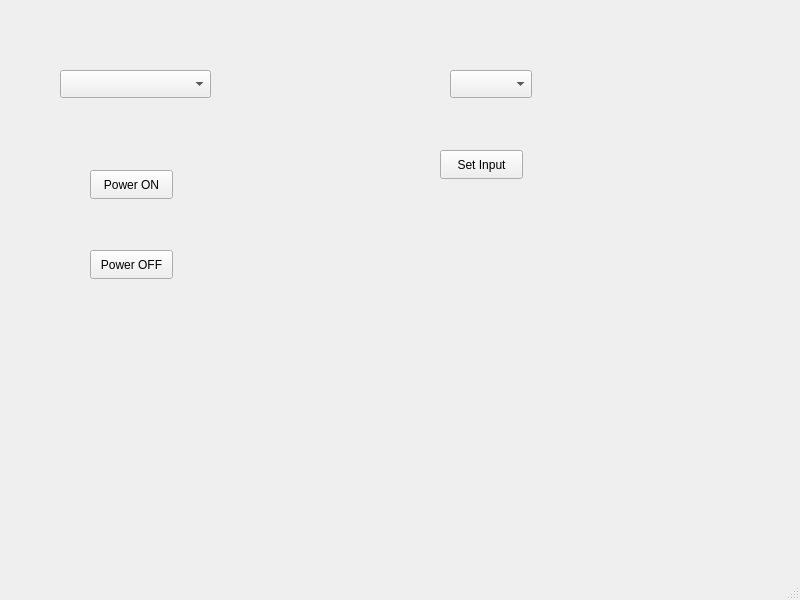
First picture: the form in mainwindow.ui, repository NSklenicka/PT-F200U, before the edit.
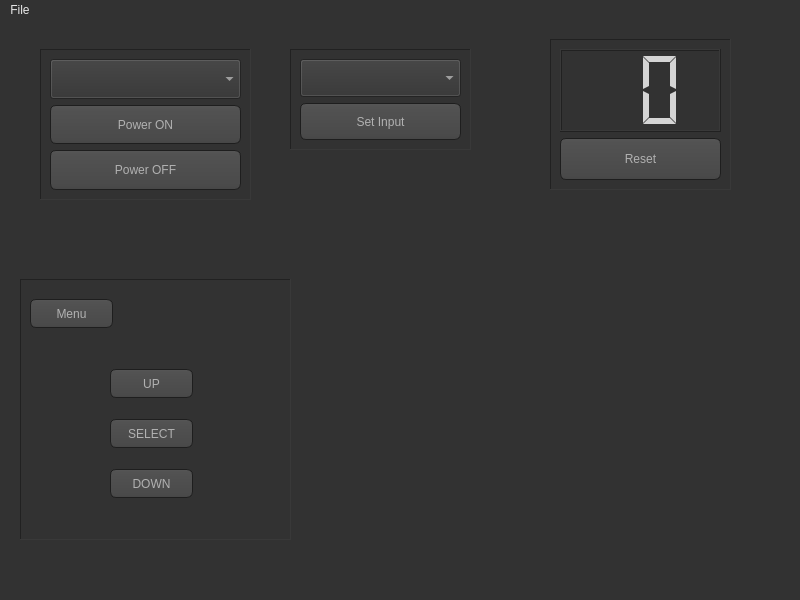
Second picture: the form after the edit.

The edit to the form file:
```diff
--- a/mainwindow.ui
+++ b/mainwindow.ui
@@ -11,67 +11,513 @@
    </rect>
   </property>
   <property name="windowTitle">
-   <string>MainWindow</string>
+   <string>PT-F200U</string>
+  </property>
+  <property name="styleSheet">
+   <string notr="true">
+QToolTip
+{
+     border: 1px solid black;
+     background-color: #744da9;
+     padding: 1px;
+     border-radius: 3px;
+     opacity: 100;
+}
+
+QWidget
+{
+	color: #d5d5d5;
+    background-color: #323232;
+}
+
+QTableWidget
+{
+    color: #000000;
+}
+
+QMenuBar::item
+{
+    background: transparent;
+	color: #e7e7e7;
+}
+
+QMenuBar::item:selected
+{
+    background: transparent;
+    border: 1px solid #744da9;
+}
+
+QMenuBar::item:pressed
+{
+    background: #444;
+    border: 1px solid #000;
+    margin-bottom:-1px;
+    padding-bottom:1px;
+}
+
+QMenu
+{
+    
+}
+
+QMenu::item
+{
+    padding: 3px 20px 3px 20px;
+	font-size: 18px;
+	color: #e7e7e7;
+}
+
+QMenu::item:selected
+{
+	border: 2px solid #744da9;
+}
+
+QWidget:disabled
+{
+    color: #404040;
+    background-color: #323232;
+}
+
+QAbstractItemView
+{
+    background-color: QLinearGradient( x1: 0, y1: 0, x2: 0, y2: 1, stop: 0 #4d4d4d, stop: 0.1 #646464, stop: 1 #5d5d5d);
+}
+
+QLineEdit
+{
+    background-color: QLinearGradient( x1: 0, y1: 0, x2: 0, y2: 1, stop: 0 #4d4d4d, stop: 0 #646464, stop: 1 #5d5d5d);
+    padding: 1px;
+    border-style: solid;
+    border: 1px solid #1e1e1e;
+    border-radius: 5;
+}
+
+QPushButton
+{
+    color: #b1b1b1;
+    background-color: QLinearGradient( x1: 0, y1: 0, x2: 0, y2: 1, stop: 0 #565656, stop: 0.1 #525252, stop: 0.5 #4e4e4e, stop: 0.9 #4a4a4a, stop: 1 #464646);
+    border-width: 1px;
+    border-color: #1e1e1e;
+    border-style: solid;
+    border-radius: 6;
+    padding: 3px;
+    padding-left: 5px;
+    padding-right: 5px;
+}
+
+QPushButton:hover
+{
+	border-radius: 6;
+	border-width: 2px;
+    border-color: #744da9;
+    border-style: solid;
+}
+
+QPushButton:pressed
+{
+    background-color: QLinearGradient( x1: 0, y1: 0, x2: 0, y2: 1, stop: 0 #2d2d2d, stop: 0.1 #2b2b2b, stop: 0.5 #292929, stop: 0.9 #282828, stop: 1 #252525);
+}
+
+
+QTextEdit:focus
+{
+    border: 2px solid QLinearGradient( x1: 0, y1: 0, x2: 0, y2: 1, stop: 0 #744da9, stop: 1 #d7801a);
+}
+
+QTextEdit
+{
+    background-color: #242424;
+}
+
+QPlainTextEdit
+{
+    background-color: #242424;
+}
+
+QHeaderView::section
+{
+
+    background-color: QLinearGradient(x1:0, y1:0, x2:0, y2:1, stop:0 #303030, stop: 0.5 #303030, stop: 0.6 #303030, stop:1 #000000);
+    color: #c2c2c2;
+    padding-left: 4px;
+    border: 1px solid #000000;
+}
+
+QCheckBox:disabled
+{
+	color: #414141;
+}
+
+QCheckBox:hover
+{
+    border: 1px solid #000000;
+}
+
+QDockWidget::title
+{
+    text-align: center;
+    spacing: 3px;
+    background-color: QLinearGradient(x1:0, y1:0, x2:0, y2:1, stop:0 #323232, stop: 0.5 #242424, stop:1 #323232);
+}
+
+QDockWidget::close-button, QDockWidget::float-button
+{
+    text-align: center;
+    spacing: 1px;
+    background-color: QLinearGradient(x1:0, y1:0, x2:0, y2:1, stop:0 #323232, stop: 0.5 #242424, stop:1 #323232);
+}
+
+QDockWidget::close-button:hover, QDockWidget::float-button:hover
+{
+    background: #242424;
+}
+
+QDockWidget::close-button:pressed, QDockWidget::float-button:pressed
+{
+    padding: 1px -1px -1px 1px;
+}
+
+QMainWindow::separator
+{
+    background-color: QLinearGradient(x1:0, y1:0, x2:0, y2:1, stop:0 #161616, stop: 0.5 #151515, stop: 0.6 #212121, stop:1 #343434);
+    color: white;
+    padding-left: 4px;
+    border: 1px solid #4c4c4c;
+    spacing: 3px;
+}
+
+QMainWindow::separator:hover
+{
+
+    background-color: QLinearGradient(x1:0, y1:0, x2:0, y2:1, stop:0 #d7801a, stop:0.5 #b56c17 stop:1 #744da9);
+    color: white;
+    padding-left: 4px;
+    border: 1px solid #6c6c6c;
+    spacing: 3px;
+}
+
+QToolBar::handle
+{
+     spacing: 3px;
+}
+
+QMenu::separator
+{
+    height: 2px;
+    background-color: QLinearGradient(x1:0, y1:0, x2:0, y2:1, stop:0 #161616, stop: 0.5 #151515, stop: 0.6 #212121, stop:1 #343434);
+    color: 744da9;
+    padding-left: 4px;
+    margin-left: 10px;
+    margin-right: 5px;
+}
+
+QProgressBar
+{
+    border: 2px solid grey;
+    border-radius: 5px;
+    text-align: center;
+}
+
+QProgressBar::chunk
+{
+    background-color: #d7801a;
+    width: 2.15px;
+    margin: 0.5px;
+}
+
+QTabBar::tab {
+    color: #b1b1b1;
+    border: 1px solid #888888;
+    border-bottom-style: none;
+    background-color: #323232;
+    padding-left: 10px;
+    padding-right: 10px;
+    padding-top: 3px;
+    padding-bottom: 2px;
+    margin-right: -1px;
+}
+
+QTabWidget::pane {
+	border: 1px solid #888888;
+    top: 1px;
+}
+
+QTabBar::tab:last
+{
+    margin-right: 0;
+    border-top-right-radius: 3px;
+}
+
+QTabBar::tab:first:!selected
+{
+	margin-left: 0px;
+	border-top-left-radius: 3px;
+}
+
+QTabBar::tab:!selected
+{
+    color: #b1b1b1;
+    border-bottom-style: solid;
+    margin-top: 3px;
+    background-color: QLinearGradient(x1:0, y1:0, x2:0, y2:1, stop:1 #212121, stop:.4 #343434);
+}
+
+QTabBar::tab:!selected:hover
+{
+    border-top: 2px solid #744da9;
+    padding-bottom: 3px;
+    border-top-left-radius: 3px;
+    border-top-right-radius: 3px;
+    background-color: QLinearGradient(x1:0, y1:0, x2:0, y2:1, stop:1 #212121, stop:0.4 #343434, stop:0.2 #343434, stop:0.1 #744da9);
+}
+
+QRadioButton::indicator:checked, QRadioButton::indicator:unchecked{
+    color: #b1b1b1;
+    background-color: #323232;
+    border: 1px solid #b1b1b1;
+    border-radius: 6px;
+}
+
+QRadioButton::indicator:checked
+{
+    background-color: qradialgradient(
+        cx: 0.5, cy: 0.5,
+        fx: 0.5, fy: 0.5,
+        radius: 1.0,
+        stop: 0.25 #ffaa00,
+        stop: 0.3 #323232
+    );
+}
+
+QRadioButton::indicator
+{
+    border-radius: 6px;
+}
+
+QComboBox:on
+{
+    color: #FFFFFF;
+	selection-background-color: #000000;
+	background-color: #000000;
+}
+	</string>
   </property>
   <widget class="QWidget" name="centralwidget">
-   <widget class="QComboBox" name="comboBoxPortNames">
+   <widget class="QFrame" name="frame">
     <property name="geometry">
      <rect>
-      <x>60</x>
-      <y>70</y>
-      <width>151</width>
-      <height>28</height>
+      <x>40</x>
+      <y>30</y>
+      <width>211</width>
+      <height>151</height>
      </rect>
     </property>
-   </widget>
-   <widget class="QPushButton" name="button_ON">
-    <property name="geometry">
-     <rect>
-      <x>90</x>
-      <y>170</y>
-      <width>83</width>
-      <height>29</height>
-     </rect>
+    <property name="frameShape">
+     <enum>QFrame::Panel</enum>
     </property>
-    <property name="text">
-     <string>Power ON</string>
+    <property name="frameShadow">
+     <enum>QFrame::Sunken</enum>
     </property>
+    <layout class="QVBoxLayout" name="verticalLayout">
+     <item>
+      <widget class="QComboBox" name="comboBoxPortNames">
+       <property name="sizePolicy">
+        <sizepolicy hsizetype="Preferred" vsizetype="Preferred">
+         <horstretch>0</horstretch>
+         <verstretch>0</verstretch>
+        </sizepolicy>
+       </property>
+      </widget>
+     </item>
+     <item>
+      <widget class="QPushButton" name="button_ON">
+       <property name="sizePolicy">
+        <sizepolicy hsizetype="Minimum" vsizetype="Preferred">
+         <horstretch>0</horstretch>
+         <verstretch>0</verstretch>
+        </sizepolicy>
+       </property>
+       <property name="text">
+        <string>Power ON</string>
+       </property>
+      </widget>
+     </item>
+     <item>
+      <widget class="QPushButton" name="button_OFF">
+       <property name="sizePolicy">
+        <sizepolicy hsizetype="Minimum" vsizetype="Preferred">
+         <horstretch>0</horstretch>
+         <verstretch>0</verstretch>
+        </sizepolicy>
+       </property>
+       <property name="text">
+        <string>Power OFF</string>
+       </property>
+      </widget>
+     </item>
+    </layout>
    </widget>
-   <widget class="QPushButton" name="button_OFF">
+   <widget class="QFrame" name="frame_2">
     <property name="geometry">
      <rect>
-      <x>90</x>
-      <y>250</y>
-      <width>83</width>
-      <height>29</height>
+      <x>290</x>
+      <y>30</y>
+      <width>181</width>
+      <height>101</height>
      </rect>
     </property>
-    <property name="text">
-     <string>Power OFF</string>
+    <property name="frameShape">
+     <enum>QFrame::Panel</enum>
     </property>
+    <property name="frameShadow">
+     <enum>QFrame::Sunken</enum>
+    </property>
+    <layout class="QVBoxLayout" name="verticalLayout_2">
+     <item>
+      <widget class="QComboBox" name="comboBoxInput">
+       <property name="sizePolicy">
+        <sizepolicy hsizetype="Preferred" vsizetype="Preferred">
+         <horstretch>0</horstretch>
+         <verstretch>0</verstretch>
+        </sizepolicy>
+       </property>
+      </widget>
+     </item>
+     <item>
+      <widget class="QPushButton" name="buttonSetInput">
+       <property name="sizePolicy">
+        <sizepolicy hsizetype="Minimum" vsizetype="Preferred">
+         <horstretch>0</horstretch>
+         <verstretch>0</verstretch>
+        </sizepolicy>
+       </property>
+       <property name="text">
+        <string>Set Input</string>
+       </property>
+      </widget>
+     </item>
+    </layout>
    </widget>
-   <widget class="QComboBox" name="comboBoxInput">
+   <widget class="QFrame" name="frame_3">
     <property name="geometry">
      <rect>
-      <x>450</x>
-      <y>70</y>
-      <width>82</width>
-      <height>28</height>
+      <x>20</x>
+      <y>260</y>
+      <width>271</width>
+      <height>261</height>
      </rect>
     </property>
+    <property name="frameShape">
+     <enum>QFrame::Panel</enum>
+    </property>
+    <property name="frameShadow">
+     <enum>QFrame::Sunken</enum>
+    </property>
+    <widget class="QPushButton" name="buttonMenu">
+     <property name="geometry">
+      <rect>
+       <x>10</x>
+       <y>20</y>
+       <width>83</width>
+       <height>29</height>
+      </rect>
+     </property>
+     <property name="text">
+      <string>Menu</string>
+     </property>
+    </widget>
+    <widget class="QPushButton" name="buttonUp">
+     <property name="geometry">
+      <rect>
+       <x>90</x>
+       <y>90</y>
+       <width>83</width>
+       <height>29</height>
+      </rect>
+     </property>
+     <property name="text">
+      <string>UP</string>
+     </property>
+    </widget>
+    <widget class="QPushButton" name="buttonDown">
+     <property name="geometry">
+      <rect>
+       <x>90</x>
+       <y>190</y>
+       <width>83</width>
+       <height>29</height>
+      </rect>
+     </property>
+     <property name="text">
+      <string>DOWN</string>
+     </property>
+    </widget>
+    <widget class="QPushButton" name="buttonSelect">
+     <property name="geometry">
+      <rect>
+       <x>90</x>
+       <y>140</y>
+       <width>83</width>
+       <height>29</height>
+      </rect>
+     </property>
+     <property name="text">
+      <string>SELECT</string>
+     </property>
+    </widget>
    </widget>
-   <widget class="QPushButton" name="pushButton">
+   <widget class="QFrame" name="frame_4">
     <property name="geometry">
      <rect>
-      <x>440</x>
-      <y>150</y>
-      <width>83</width>
-      <height>29</height>
+      <x>550</x>
+      <y>20</y>
+      <width>181</width>
+      <height>151</height>
      </rect>
     </property>
-    <property name="text">
-     <string>Set Input</string>
+    <property name="frameShape">
+     <enum>QFrame::Panel</enum>
     </property>
+    <property name="frameShadow">
+     <enum>QFrame::Sunken</enum>
+    </property>
+    <layout class="QVBoxLayout" name="verticalLayout_3">
+     <item>
+      <widget class="QLCDNumber" name="timerDisplay">
+       <property name="sizePolicy">
+        <sizepolicy hsizetype="Preferred" vsizetype="Preferred">
+         <horstretch>0</horstretch>
+         <verstretch>2</verstretch>
+        </sizepolicy>
+       </property>
+       <property name="digitCount">
+        <number>2</number>
+       </property>
+       <property name="segmentStyle">
+        <enum>QLCDNumber::Flat</enum>
+       </property>
+       <property name="value" stdset="0">
+        <double>0.000000000000000</double>
+       </property>
+       <property name="intValue" stdset="0">
+        <number>0</number>
+       </property>
+      </widget>
+     </item>
+     <item>
+      <widget class="QPushButton" name="butonResetTimer">
+       <property name="sizePolicy">
+        <sizepolicy hsizetype="Preferred" vsizetype="Minimum">
+         <horstretch>0</horstretch>
+         <verstretch>1</verstretch>
+        </sizepolicy>
+       </property>
+       <property name="text">
+        <string>Reset</string>
+       </property>
+      </widget>
+     </item>
+    </layout>
    </widget>
   </widget>
   <widget class="QMenuBar" name="menubar">
@@ -83,6 +529,13 @@
      <height>25</height>
     </rect>
    </property>
+   <widget class="QMenu" name="menuFile">
+    <property name="title">
+     <string>File</string>
+    </property>
+    <addaction name="actionOpen_Settings"/>
+   </widget>
+   <addaction name="menuFile"/>
   </widget>
   <widget class="QStatusBar" name="statusbar"/>
  </widget>
```
Left out of the diff: 5 changed lines with no effect on the pictures.
